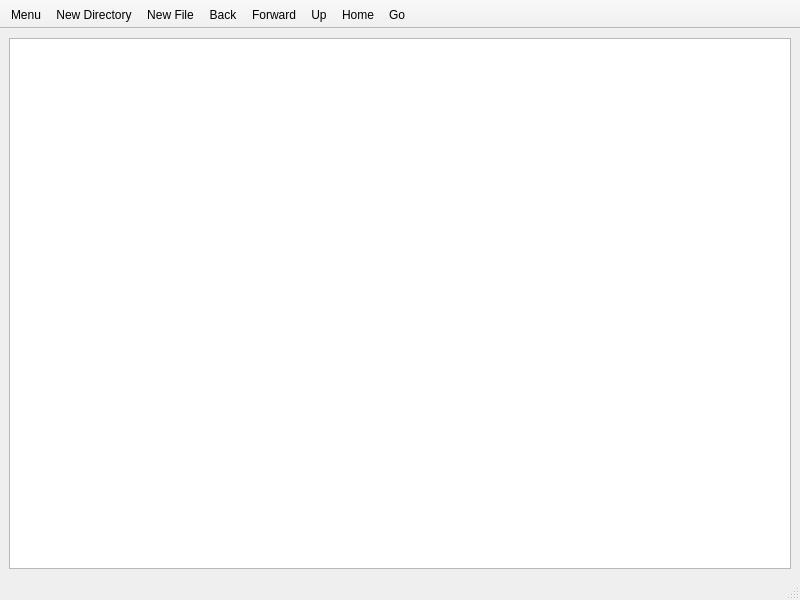
Qt form form.ui (tmahlburg/tfm) before a commit.
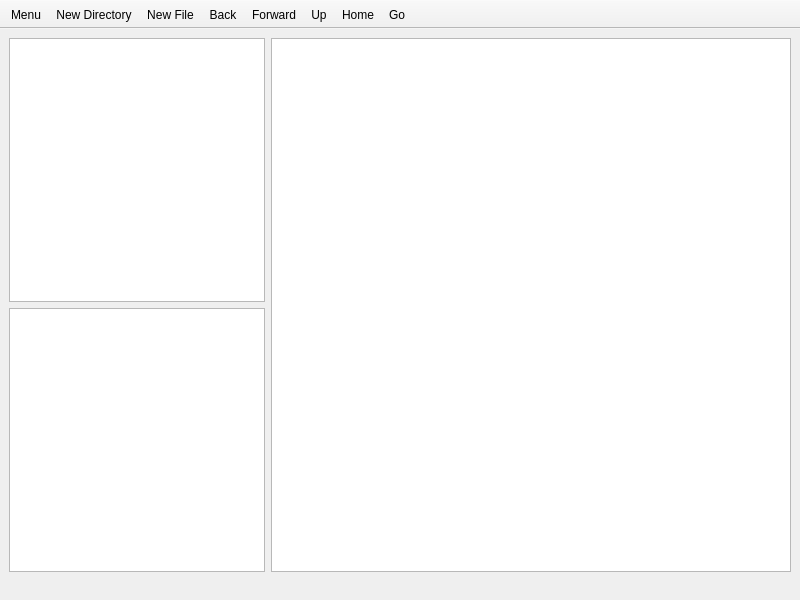
The same form after that commit.

Commit message: implemented tree view

Diff of the .ui file:
```diff
--- a/form.ui
+++ b/form.ui
@@ -15,6 +15,51 @@
   </property>
   <widget class="QWidget" name="centralwidget">
    <layout class="QHBoxLayout" name="horizontalLayout">
+    <item>
+     <layout class="QVBoxLayout" name="verticalLayout">
+      <property name="sizeConstraint">
+       <enum>QLayout::SetDefaultConstraint</enum>
+      </property>
+      <item>
+       <widget class="QTreeView" name="fs_tree">
+        <property name="sizePolicy">
+         <sizepolicy hsizetype="Preferred" vsizetype="Expanding">
+          <horstretch>0</horstretch>
+          <verstretch>0</verstretch>
+         </sizepolicy>
+        </property>
+        <property name="frameShadow">
+         <enum>QFrame::Sunken</enum>
+        </property>
+        <property name="showDropIndicator" stdset="0">
+         <bool>false</bool>
+        </property>
+        <property name="rootIsDecorated">
+         <bool>false</bool>
+        </property>
+       </widget>
+      </item>
+      <item>
+       <widget class="QListView" name="bookmarks">
+        <property name="sizePolicy">
+         <sizepolicy hsizetype="Preferred" vsizetype="Expanding">
+          <horstretch>0</horstretch>
+          <verstretch>0</verstretch>
+         </sizepolicy>
+        </property>
+        <property name="frameShadow">
+         <enum>QFrame::Sunken</enum>
+        </property>
+        <property name="dragDropMode">
+         <enum>QAbstractItemView::DropOnly</enum>
+        </property>
+        <property name="defaultDropAction">
+         <enum>Qt::ActionMask</enum>
+        </property>
+       </widget>
+      </item>
+     </layout>
+    </item>
     <item>
      <widget class="QTableView" name="table_view">
       <property name="cursor" stdset="0">
@@ -65,9 +110,6 @@
       <attribute name="verticalHeaderVisible">
        <bool>false</bool>
       </attribute>
-      <attribute name="verticalHeaderShowSortIndicator" stdset="0">
-       <bool>true</bool>
-      </attribute>
      </widget>
     </item>
    </layout>
@@ -76,6 +118,9 @@
    <property name="contextMenuPolicy">
     <enum>Qt::NoContextMenu</enum>
    </property>
+   <property name="sizeGripEnabled">
+    <bool>false</bool>
+   </property>
   </widget>
   <widget class="QToolBar" name="toolbar">
    <property name="windowTitle">
```
The commit also changes 1 other file.
